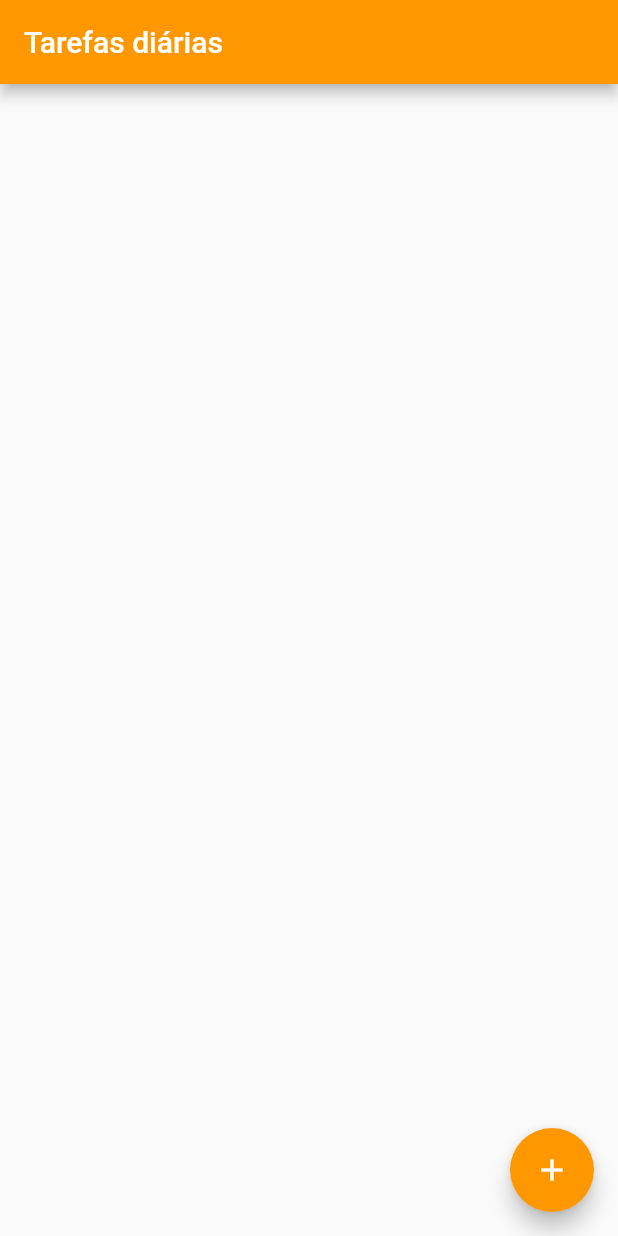
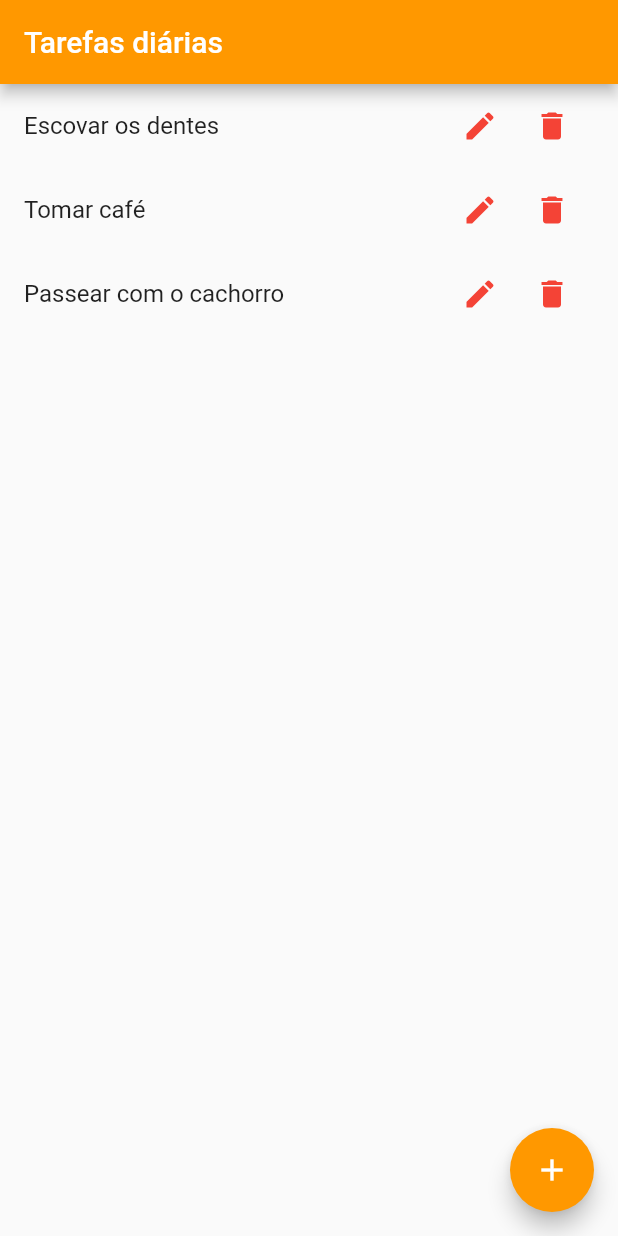
Before and after one commit to jonatafranca/tarefasCRUD, a Flutter app: the screen it shows after launch, on a phone screen of 412 x 824 dp. Run offline on Flutter 3.47's test engine with Material 2 defaults, Android fonts, the phone set to English and light mode, and no system bars; our stand-ins replace flutter_mobx, mobx; generated files the repository leaves out were written again.

Commit message:
fix mobx

```diff
--- a/lib/componets/tarefa_tile.dart
+++ b/lib/componets/tarefa_tile.dart
@@ -1,14 +1,19 @@
 import 'package:flutter/material.dart';
-import 'package:tarefas_crud/models/tarefa.dart';
+import 'package:flutter_mobx/flutter_mobx.dart';
+
+import 'package:tarefas_crud/models/tarefa_model.dart';
 
 class TarefaTile extends StatelessWidget {
-  final Tarefa tarefa;
-  const TarefaTile(this.tarefa);
+  final TarefaModel name;
+
+  const TarefaTile({Key key, this.name}) : super(key: key);
 
   @override
   Widget build(BuildContext context) {
+    return Observer(
+      builder: (_) {
         return ListTile(
-      title: Text(tarefa.name),
+          title: Text(name.nome),
           trailing: Container(
             width: 100,
             child: Row(
@@ -27,5 +32,7 @@ class TarefaTile extends StatelessWidget {
             ),
           ),
         );
+      },
+    );
   }
 }
--- a/lib/models/tarefa.dart
+++ b/lib/models/tarefa.dart
@@ -1,9 +1,9 @@
-import 'package:flutter/material.dart';
+// import 'package:flutter/material.dart';
 
-class Tarefa {
-  final String name;
+// class Tarefa {
+//   final String name;
 
-  const Tarefa({
-    @required this.name,
-  });
-}
+//   const Tarefa({
+//     @required this.name,
+//   });
+// }
--- a/lib/models/tarefa_controller.dart
+++ /dev/null
@@ -1,6 +0,0 @@
-import 'package:mobx/mobx.dart';
-part 'tarefa_controller.g.dart';
-
-class TarefaController = _TarefaControllerBase with _$TarefaController;
-
-abstract class _TarefaControllerBase with Store {}
--- /dev/null
+++ b/lib/views/tarefa_controller.dart
@@ -0,0 +1,15 @@
+import 'package:mobx/mobx.dart';
+import 'package:tarefas_crud/models/tarefa_model.dart';
+
+part 'tarefa_controller.g.dart';
+
+class TarefaController = _TarefaControllerBase with _$TarefaController;
+
+abstract class _TarefaControllerBase with Store {
+  @observable
+  ObservableList<TarefaModel> listTarefas = [
+    TarefaModel(nome: "Escovar os dentes"),
+    TarefaModel(nome: "Tomar café"),
+    TarefaModel(nome: "Passear com o cachorro"),
+  ].asObservable();
+}
--- a/lib/views/tarefa_list.dart
+++ b/lib/views/tarefa_list.dart
@@ -1,4 +1,6 @@
 import 'package:flutter/material.dart';
+import 'package:tarefas_crud/componets/tarefa_tile.dart';
+import 'package:tarefas_crud/views/tarefa_controller.dart';
 
 class TarefaList extends StatefulWidget {
   @override
@@ -6,6 +8,8 @@ class TarefaList extends StatefulWidget {
 }
 
 class _TarefaListState extends State<TarefaList> {
+  final controller = TarefaController();
+
   _dialog() {
     showDialog(
         context: context,
@@ -43,12 +47,13 @@ class _TarefaListState extends State<TarefaList> {
           style: TextStyle(color: Colors.white),
         ),
       ),
-      // body: ListView.builder(
-      // itemCount: tarefas.length,
-      // itemBuilder: (_, index) {
-      //   // return TarefaTile();
-      // },
-      // ),
+      body: ListView.builder(
+        itemCount: controller.listTarefas.length,
+        itemBuilder: (_, index) {
+          var tarefa = controller.listTarefas[index];
+          return TarefaTile(name: tarefa);
+        },
+      ),
       floatingActionButton: FloatingActionButton(
         onPressed: () {
           _dialog();
```
Also changed, not shown: lib/models/tarefa_model.dart (added, +15 -0 lines), lib/models/tarefa_model.g.dart (added), lib/views/tarefa_controller.g.dart. Lines whose indentation alone changed are shown as unchanged.
